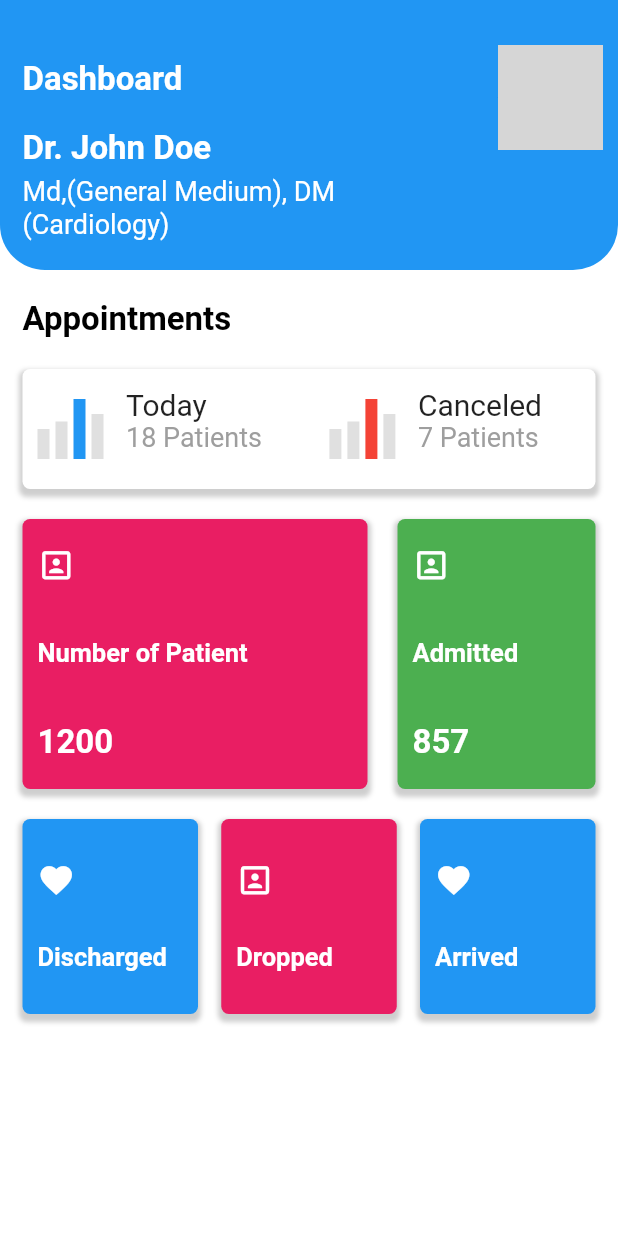
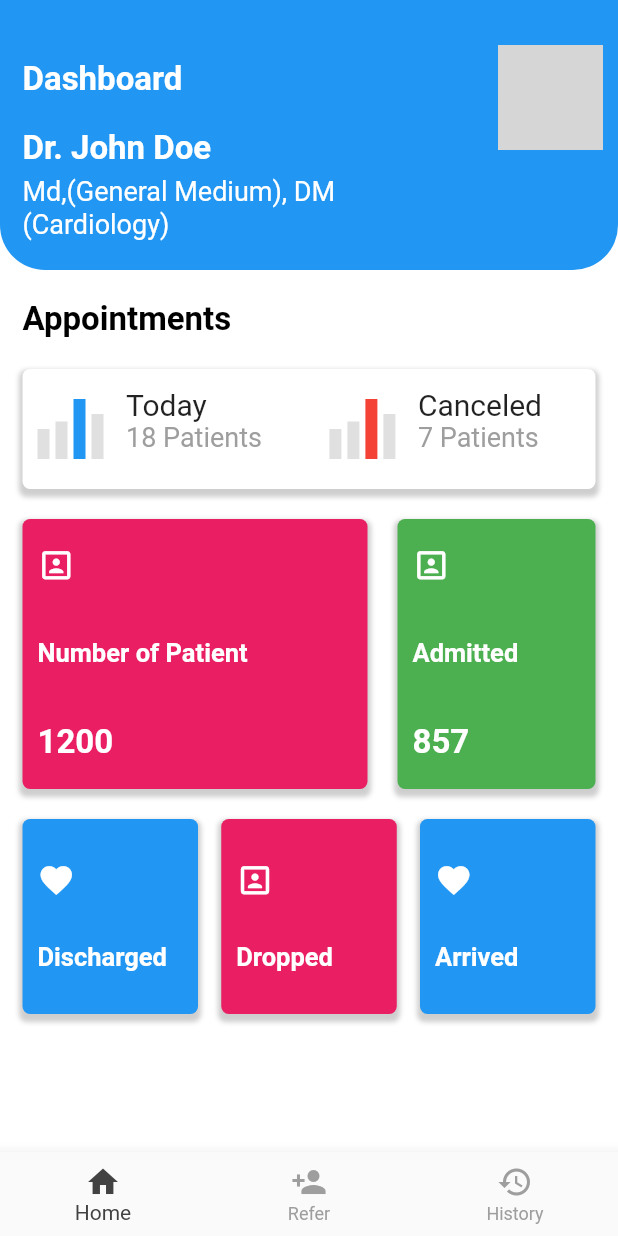
Before and after one commit to bsaal2/Flutter-uis, a Flutter app: the screen it shows after launch, on a phone screen of 412 x 824 dp. Run offline on Flutter 3.47's test engine with Material 2 defaults, Android fonts, the phone set to English and light mode, and no system bars; network calls fail; grey boxes are pictures that could not be loaded.

Commit message:
[Feature-Tabbar] Tabbar added in the dashboard with three icons and label

```diff
--- a/lib/screens/doctor-profile.dart
+++ b/lib/screens/doctor-profile.dart
@@ -40,7 +40,17 @@ class DoctorProfile extends StatelessWidget {
             )
           ],
         ),
-    ));
+      ),
+      bottomNavigationBar: BottomNavigationBar(
+        selectedItemColor: Colors.grey.shade800,
+        unselectedItemColor: Colors.grey,
+        items: <BottomNavigationBarItem>[
+          BottomNavigationBarItem(icon: Icon(Icons.home), label: 'Home'),
+          BottomNavigationBarItem(icon: Icon(Icons.person_add), label: 'Refer'),
+          BottomNavigationBarItem(icon: Icon(Icons.history), label: 'History')
+        ],
+      ),
+    );
   }
 
   Container _dashboardSection3() {
```
Lines whose indentation alone changed are shown as unchanged.
